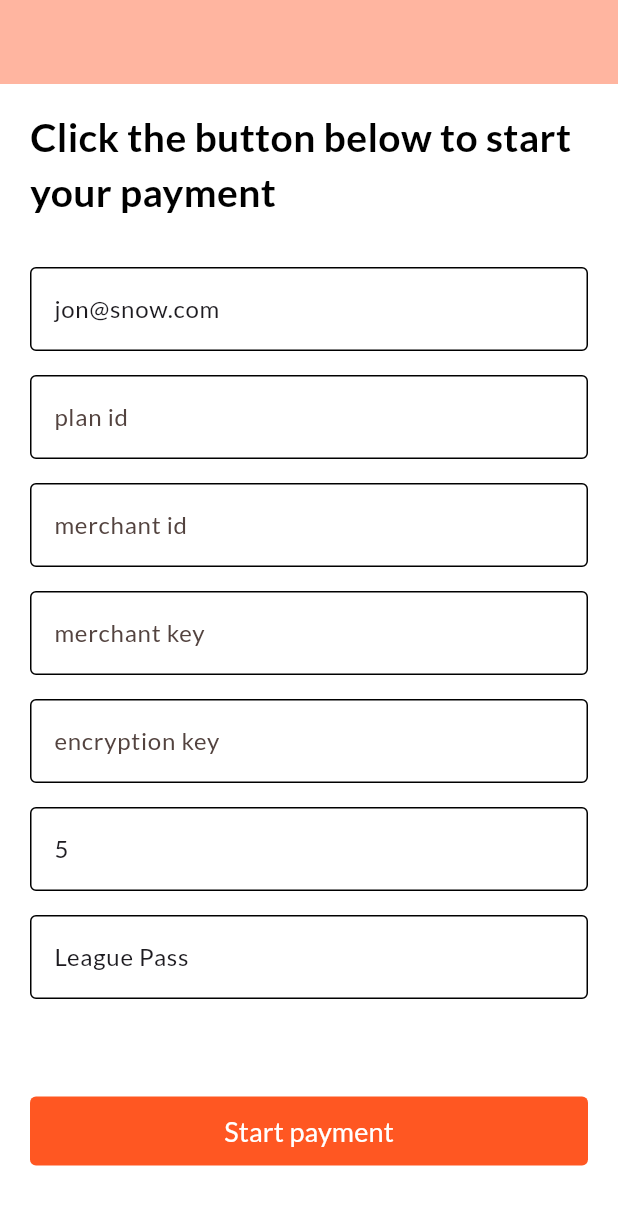
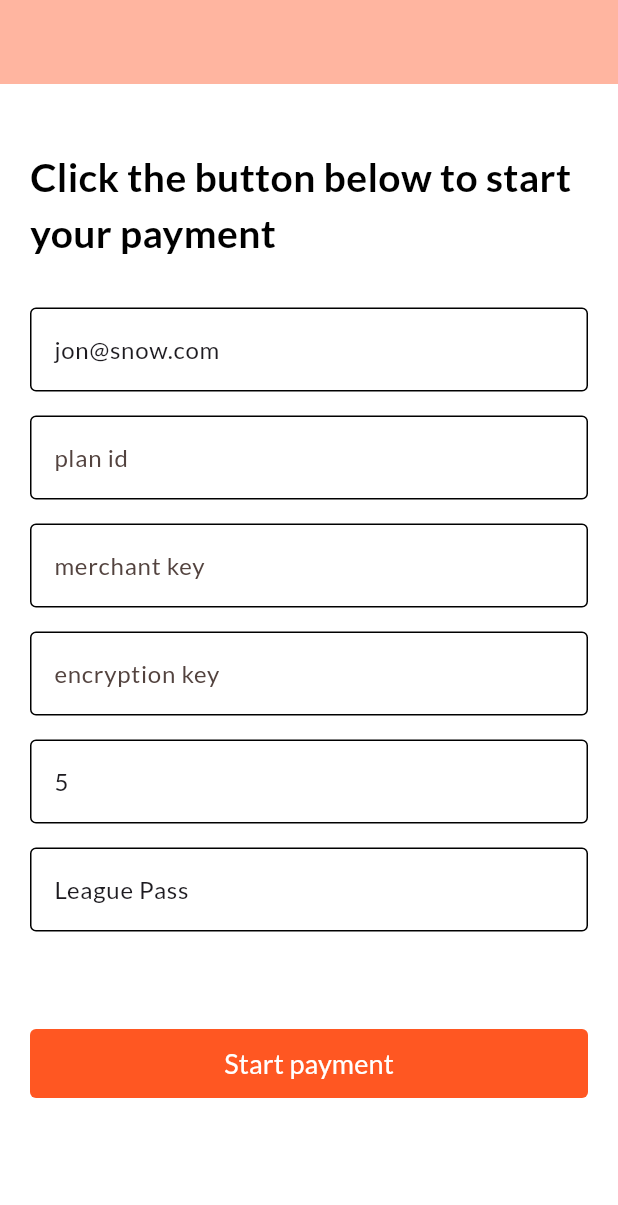
Before and after one commit to Spotflow-One/spotflow_flutter, a Flutter app: the screen it shows after launch, on a phone screen of 412 x 824 dp. Shown: the top 1205 px of the screen. Run offline on Flutter 3.47's test engine with Material 3 defaults, Android fonts, the phone set to English and light mode, and no system bars; our stand-ins replace dio, flutter_multi_formatter, flutter_svg, google_fonts, pin_code_fields, vector_graphics and 1 more; missing offline and left inert: credit_card_validator, encrypt, pattern_formatter, simple_ripple_animation.

Commit message:
remove merchant id

```diff
--- a/example/lib/main.dart
+++ b/example/lib/main.dart
@@ -47,7 +47,6 @@ class _MyHomePageState extends State<MyHomePage> {
     Spotflow().start(
       context: context,
       paymentManager: SpotFlowPaymentManager(
-        merchantId: merchantIdController.text,
         customerEmail: emailController.text,
         key: merchantKeyController.text,
         encryptionKey: encryptionKeyController.text,
@@ -63,8 +62,7 @@ class _MyHomePageState extends State<MyHomePage> {
 
   TextEditingController emailController =
       TextEditingController(text: "jon@snow.com"); //
-  TextEditingController merchantIdController =
-      TextEditingController(text: ""); //
+
   TextEditingController encryptionKeyController =
       TextEditingController(text: ""); //
   TextEditingController planIdController = TextEditingController(text: ""); //
@@ -129,18 +127,6 @@ class _MyHomePageState extends State<MyHomePage> {
                   height: 16,
                 ),
                 TextField(
-                  controller: merchantIdController,
-                  decoration: const InputDecoration(
-                    hintText: 'merchant id',
-                    border: OutlineInputBorder(),
-                    enabledBorder: OutlineInputBorder(),
-                    focusedBorder: OutlineInputBorder(),
-                  ),
-                ),
-                const SizedBox(
-                  height: 16,
-                ),
-                TextField(
                   controller: merchantKeyController,
                   decoration: const InputDecoration(
                     hintText: 'merchant key',
@@ -192,7 +178,6 @@ class _MyHomePageState extends State<MyHomePage> {
                 ElevatedButton(
                   onPressed: () {
                     if (emailController.text.isEmpty ||
-                        merchantIdController.text.isEmpty ||
                         merchantKeyController.text.isEmpty ||
                         encryptionKeyController.text.isEmpty) {
                       const snackBar = SnackBar(
--- a/lib/src/core/models/authorize_payment_request_body.dart
+++ b/lib/src/core/models/authorize_payment_request_body.dart
@@ -1,10 +1,8 @@
 class AuthorizePaymentRequestBody {
   String pin;
   String reference;
-  String merchantId;
 
   AuthorizePaymentRequestBody({
-    required this.merchantId,
     required this.reference,
     required this.pin,
   });
@@ -13,7 +11,6 @@ class AuthorizePaymentRequestBody {
     return {
       "reference": reference,
       "authorization": {"pin": pin},
-      "merchantId": merchantId
     };
   }
 }
--- a/lib/src/core/services/payment_service.dart
+++ b/lib/src/core/services/payment_service.dart
@@ -33,10 +33,8 @@ class PaymentService {
 
   Future<Response> verifyPayment({
     required String reference,
-    required String merchantId,
   }) {
     return apiClient.get(apiRoute.verifyPayment, queryParameters: {
-      "merchantId": merchantId,
       "reference": reference,
     });
   }
--- a/lib/src/spotflow.dart
+++ b/lib/src/spotflow.dart
@@ -103,8 +103,6 @@ class SpotFlowPaymentManager {
 
   String? customerPhoneNumber;
 
-  String merchantId;
-
   ///auth token
   String key;
 
@@ -128,7 +126,6 @@ class SpotFlowPaymentManager {
   }
 
   SpotFlowPaymentManager({
-    required this.merchantId,
     required this.key,
     required this.customerEmail,
     this.planId,
--- a/lib/src/ui/views/card/card_payment_status_check_page.dart
+++ b/lib/src/ui/views/card/card_payment_status_check_page.dart
@@ -69,7 +69,6 @@ class _CardPaymentStatusCheckPageState
           PaymentService(paymentManager.key, paymentManager.debugMode);
       final response = await paymentService.verifyPayment(
         reference: widget.paymentReference,
-        merchantId: paymentManager.merchantId,
       );
       final body = PaymentResponseBody.fromJson(response.data);
       if (body.status == 'successful') {
--- a/lib/src/ui/views/card/enter_billing_address_page.dart
+++ b/lib/src/ui/views/card/enter_billing_address_page.dart
@@ -272,7 +272,6 @@ class _AddressInputUIState extends State<_AddressInputUI> with CardsNavigation {
       state: countryState!.name,
       zip: zipCodeController.text,
       reference: widget.paymentResponseBody.reference,
-      merchantId: paymentManager.merchantId,
     );
     try {
       final response = await paymentService.authorizePayment(
--- a/lib/src/ui/views/card/enter_otp_page.dart
+++ b/lib/src/ui/views/card/enter_otp_page.dart
@@ -199,7 +199,6 @@ class _EnterOtpPageUiState extends State<_EnterOtpPageUi> with CardsNavigation {
   Future<void> _authorizePayment() async {
     final paymentManager = context.read<AppStateProvider>().paymentManager!;
     final paymentRequestBody = ValidatePaymentRequestBody(
-      merchantId: paymentManager.merchantId,
       reference: widget.reference,
       otp: controller.text,
     );
--- a/lib/src/ui/views/card/enter_pin_page.dart
+++ b/lib/src/ui/views/card/enter_pin_page.dart
@@ -138,7 +138,6 @@ class _EnterPinPageUIState extends State<_EnterPinPageUI> with CardsNavigation {
   Future<void> _authorizePayment(
       SpotFlowPaymentManager paymentManager, String pin) async {
     final paymentRequestBody = AuthorizePaymentRequestBody(
-      merchantId: paymentManager.merchantId,
       reference: widget.reference,
       pin: pin,
     );
--- a/lib/src/ui/views/transfer/transfer_status_check_page.dart
+++ b/lib/src/ui/views/transfer/transfer_status_check_page.dart
@@ -267,7 +267,6 @@ class _TransferStatusCheckPageState extends State<TransferStatusCheckPage>
           PaymentService(paymentManager.key, paymentManager.debugMode);
       final response = await paymentService.verifyPayment(
         reference: widget.paymentResponseBody.reference,
-        merchantId: paymentManager.merchantId,
       );
       final body = PaymentResponseBody.fromJson(response.data);
       if (body.status == 'successful') {
```
Also changed, not shown: lib/src/core/models/validate_payment_request_body.dart (+0 -7 lines).
